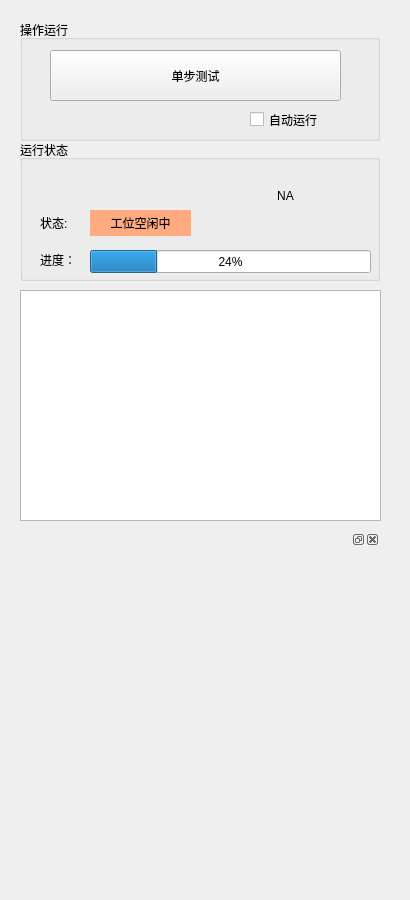
Before: the Qt Designer form DataModule/QStatisticsWidget.ui in chuandongxu/AOI, drawn with Qt 5.
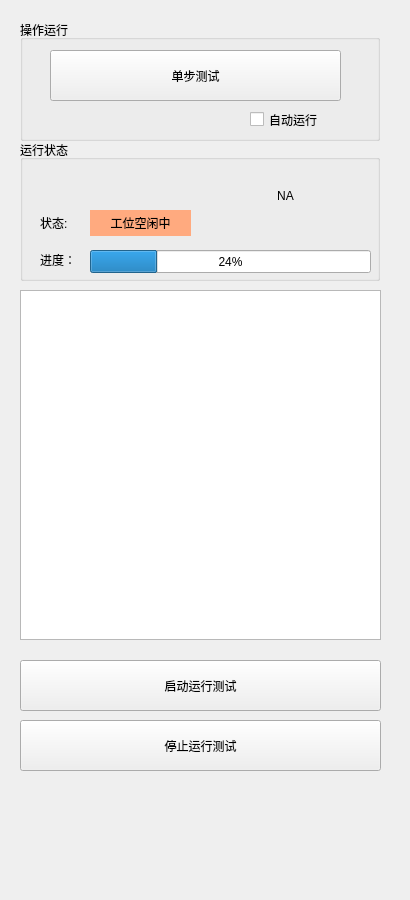
After: the same form once the commit is applied.

Patch:
```diff
--- a/DataModule/QStatisticsWidget.ui
+++ b/DataModule/QStatisticsWidget.ui
@@ -13,17 +13,6 @@
   <property name="windowTitle">
    <string>QStatisticsWidget</string>
   </property>
-  <widget class="QDockWidget" name="dockWidget_3">
-   <property name="geometry">
-    <rect>
-     <x>20</x>
-     <y>530</y>
-     <width>360</width>
-     <height>260</height>
-    </rect>
-   </property>
-   <widget class="QWidget" name="dockWidgetContents_3"/>
-  </widget>
   <widget class="QGroupBox" name="groupBox">
    <property name="geometry">
     <rect>
@@ -159,10 +148,36 @@
      <x>20</x>
      <y>290</y>
      <width>361</width>
-     <height>231</height>
+     <height>350</height>
     </rect>
    </property>
   </widget>
+  <widget class="QPushButton" name="pushButton_startAutoRun">
+   <property name="geometry">
+    <rect>
+     <x>20</x>
+     <y>660</y>
+     <width>361</width>
+     <height>51</height>
+    </rect>
+   </property>
+   <property name="text">
+    <string>启动运行测试</string>
+   </property>
+  </widget>
+  <widget class="QPushButton" name="pushButton_stopAutoRun">
+   <property name="geometry">
+    <rect>
+     <x>20</x>
+     <y>720</y>
+     <width>361</width>
+     <height>51</height>
+    </rect>
+   </property>
+   <property name="text">
+    <string>停止运行测试</string>
+   </property>
+  </widget>
  </widget>
  <layoutdefault spacing="6" margin="11"/>
  <resources/>
```
